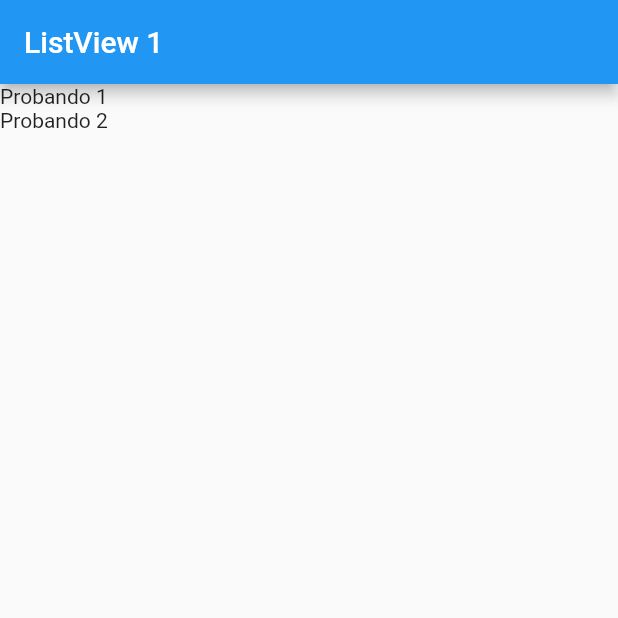
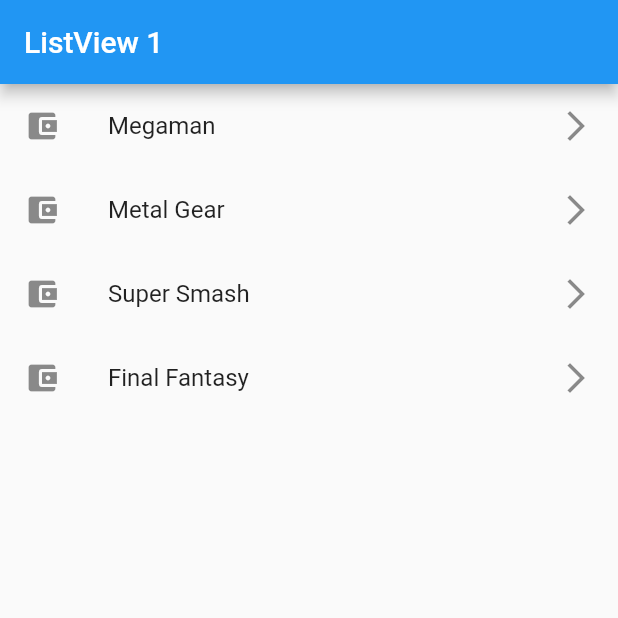
Before and after one commit to Rituzka/flutter_list_components_app, a Flutter app: the screen it shows after launch, on a phone screen of 412 x 824 dp, the top half of it. Run offline on Flutter 3.47's test engine with Material 2 defaults, Android fonts, the light colour scheme and no system bars.

Commit message:
playing with widgets inside the list

```diff
--- a/lib/screens/listView1_screen.dart
+++ b/lib/screens/listView1_screen.dart
@@ -1,6 +1,13 @@
 import 'package:flutter/material.dart';
 
 class ListView1Screen extends StatelessWidget {
+  final options = const [
+    'Megaman',
+    'Metal Gear',
+    'Super Smash',
+    'Final Fantasy'
+  ];
+
   const ListView1Screen({Key? key}) : super(key: key);
 
   @override
@@ -10,7 +17,13 @@
           title: Text('ListView 1'),
         ),
         body: ListView(
-          children: const [Text('Probando 1'), Text('Probando 2')],
+          children: [
+            ...options.map((game) => ListTile(
+                  leading: const Icon(Icons.account_balance_wallet),
+                  title: Text(game),
+                  trailing: const Icon(Icons.arrow_forward_ios),
+                ))
+          ],
         ));
   }
 }
```
